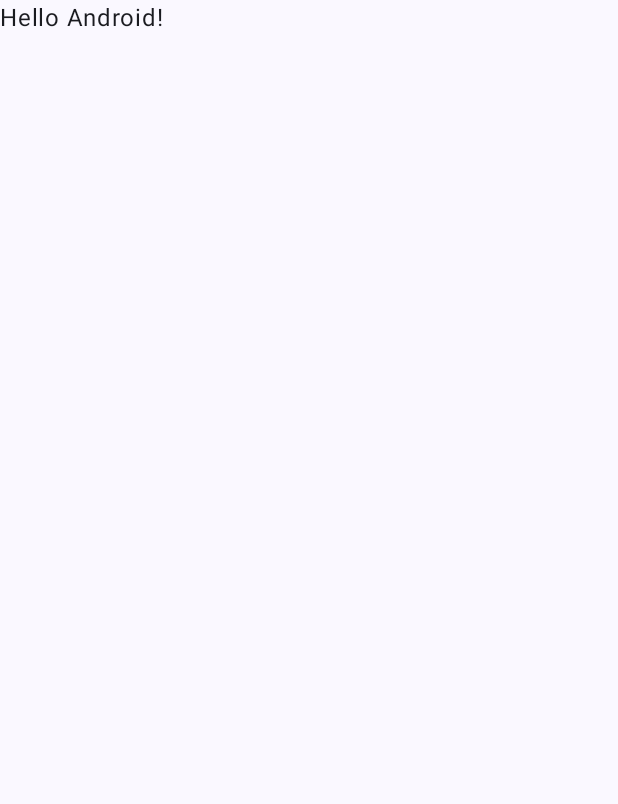
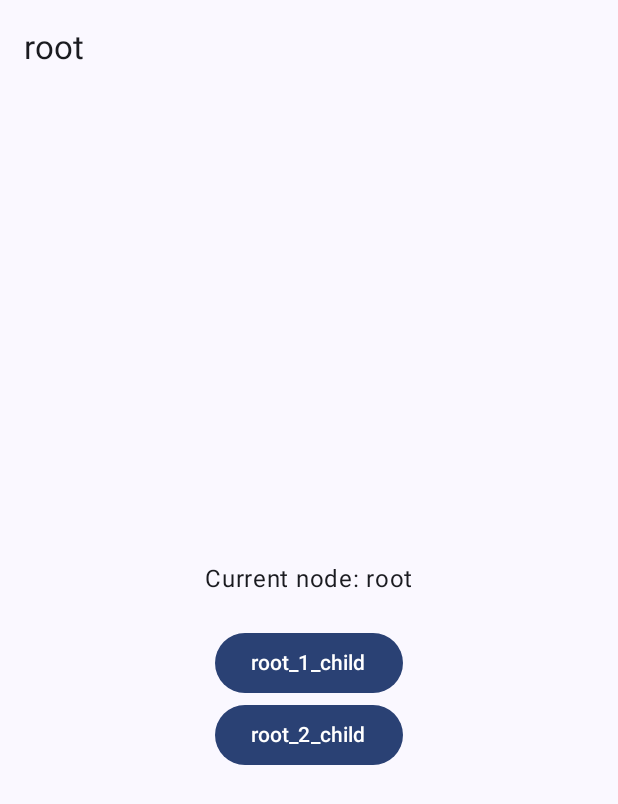
Before and after one commit to Yur4Arkhipov/DeNetTask, an Android app built with Jetpack Compose: the screen it shows after launch (MainActivity), on a phone screen of 412 x 824 dp. Before the commit the part shown is almost empty. Shown: the top 804 px of the screen. Run offline under Robolectric (Android 15) with nearby library versions, the phone set to English and light mode, and no system bars.

Commit message:
complete navigation with Tree Node

```diff
--- a/app/build.gradle.kts
+++ b/app/build.gradle.kts
@@ -2,6 +2,7 @@ plugins {
     alias(libs.plugins.android.application)
     alias(libs.plugins.kotlin.android)
     alias(libs.plugins.kotlin.compose)
+    id("kotlinx-serialization")
 }
 
 android {
@@ -49,11 +50,15 @@ dependencies {
     implementation(libs.androidx.ui.graphics)
     implementation(libs.androidx.ui.tooling.preview)
     implementation(libs.androidx.material3)
+    implementation(libs.androidx.navigation.compose)
+    implementation(libs.kotlinx.serialization.json)
+
     testImplementation(libs.junit)
     androidTestImplementation(libs.androidx.junit)
     androidTestImplementation(libs.androidx.espresso.core)
     androidTestImplementation(platform(libs.androidx.compose.bom))
     androidTestImplementation(libs.androidx.ui.test.junit4)
+
     debugImplementation(libs.androidx.ui.tooling)
     debugImplementation(libs.androidx.ui.test.manifest)
 }
--- a/app/src/main/java/com/example/danettask/MainActivity.kt
+++ b/app/src/main/java/com/example/danettask/MainActivity.kt
@@ -4,13 +4,7 @@ import android.os.Bundle
 import androidx.activity.ComponentActivity
 import androidx.activity.compose.setContent
 import androidx.activity.enableEdgeToEdge
-import androidx.compose.foundation.layout.fillMaxSize
-import androidx.compose.foundation.layout.padding
-import androidx.compose.material3.Scaffold
-import androidx.compose.material3.Text
-import androidx.compose.runtime.Composable
-import androidx.compose.ui.Modifier
-import androidx.compose.ui.tooling.preview.Preview
+import com.example.danettask.ui.Navigation
 import com.example.danettask.ui.theme.DaNetTaskTheme
 
 class MainActivity : ComponentActivity() {
@@ -19,29 +13,10 @@ class MainActivity : ComponentActivity() {
         enableEdgeToEdge()
         setContent {
             DaNetTaskTheme {
-                Scaffold(modifier = Modifier.fillMaxSize()) { innerPadding ->
-                    Greeting(
-                        name = "Android",
-                        modifier = Modifier.padding(innerPadding)
-                    )
-                }
+//                Scaffold(modifier = Modifier.fillMaxSize()) { innerPadding ->
+                Navigation()
+//                }
             }
         }
     }
 }
-
-@Composable
-fun Greeting(name: String, modifier: Modifier = Modifier) {
-    Text(
-        text = "Hello $name!",
-        modifier = modifier
-    )
-}
-
-@Preview(showBackground = true)
-@Composable
-fun GreetingPreview() {
-    DaNetTaskTheme {
-        Greeting("Android")
-    }
-}
--- a/app/src/main/java/tree/TreeNode.kt
+++ b/app/src/main/java/com/example/danettask/data/TreeNode.kt
@@ -1,5 +1,4 @@
-package tree
-
+package com.example.danettask.data
 
 /**
  * Node с названием, детьми и ссылкой на родителя
--- /dev/null
+++ b/app/src/main/java/com/example/danettask/data/TreeRepository.kt
@@ -0,0 +1,35 @@
+package com.example.danettask.data
+
+object TreeRepository {
+    val root: TreeNode<String> = createTree()
+
+    private fun createTree(): TreeNode<String> {
+        val root = TreeNode("root")
+        val root1 = TreeNode("root_1_child")
+        val root2 = TreeNode("root_2_child")
+        val root1FirstChild = TreeNode("1_1")
+        val root1SecondChild = TreeNode("1_2")
+        val root2FirstChild = TreeNode("2_1")
+        val root2SecondChild = TreeNode("2_2")
+
+        root.addChild(root1)
+        root.addChild(root2)
+
+        root1.addChild(root1FirstChild)
+        root1.addChild(root1SecondChild)
+
+        root2.addChild(root2FirstChild)
+        root2.addChild(root2SecondChild)
+
+        return root
+    }
+}
+
+fun TreeNode<String>.findNodeByPath(path: String): TreeNode<String>? {
+    val parts = path.split("/")
+    var current: TreeNode<String>? = this
+    for (part in parts.drop(1)) {
+        current = current?.children?.find { it.name == part }
+    }
+    return current
+}
--- /dev/null
+++ b/app/src/main/java/com/example/danettask/ui/Navigation.kt
@@ -0,0 +1,31 @@
+package com.example.danettask.ui
+
+import androidx.compose.runtime.Composable
+import androidx.navigation.compose.NavHost
+import androidx.navigation.compose.composable
+import androidx.navigation.compose.rememberNavController
+
+@Composable
+fun Navigation() {
+    val navController = rememberNavController()
+
+    NavHost(
+        navController = navController,
+        startDestination = Routes.Tree(),
+    ) {
+        composable<Routes.Tree> { backStackEntry ->
+            val nodePath = backStackEntry.arguments?.getString("nodePath") ?: "root"
+
+            TreeScreen(
+                nodePath = nodePath,
+                onNavigateToChild = { newPath ->
+                    navController.navigate(Routes.Tree(newPath))
+                },
+                onBack = {
+                    navController.popBackStack()
+                }
+            )
+        }
+
+    }
+}
--- /dev/null
+++ b/app/src/main/java/com/example/danettask/ui/TreeScreen.kt
@@ -0,0 +1,76 @@
+package com.example.danettask.ui
+
+import androidx.compose.foundation.layout.Arrangement
+import androidx.compose.foundation.layout.Column
+import androidx.compose.foundation.layout.Spacer
+import androidx.compose.foundation.layout.fillMaxSize
+import androidx.compose.foundation.layout.height
+import androidx.compose.foundation.layout.padding
+import androidx.compose.material3.Button
+import androidx.compose.material3.ExperimentalMaterial3Api
+import androidx.compose.material3.Icon
+import androidx.compose.material3.IconButton
+import androidx.compose.material3.Scaffold
+import androidx.compose.material3.Text
+import androidx.compose.material3.TopAppBar
+import androidx.compose.runtime.Composable
+import androidx.compose.ui.Alignment
+import androidx.compose.ui.Modifier
+import androidx.compose.ui.res.painterResource
+import androidx.compose.ui.unit.dp
+import com.example.danettask.R
+import com.example.danettask.data.TreeRepository
+import com.example.danettask.data.findNodeByPath
+
+@OptIn(ExperimentalMaterial3Api::class)
+@Composable
+fun TreeScreen(
+    nodePath: String,
+    onNavigateToChild: (String) -> Unit,
+    onBack: () -> Unit
+) {
+    val root = TreeRepository.root
+    val currentNode = root.findNodeByPath(nodePath)
+
+    Scaffold(
+      topBar = {
+          TopAppBar(
+              title = { Text(text = currentNode?.name.toString()) },
+              navigationIcon = {
+                  if (nodePath != "root") {
+                      IconButton(
+                          onClick = { onBack() }
+                      ) { Icon(painter = painterResource(R.drawable.sharp_chevron_backward_24), contentDescription = null) }
+                  }
+              }
+          )
+      }
+    ) { innerPadding ->
+        Column(
+            verticalArrangement = Arrangement.Center,
+            horizontalAlignment = Alignment.CenterHorizontally,
+            modifier = Modifier
+                .fillMaxSize()
+                .padding(innerPadding)
+        ) {
+            Text("Current node: ${currentNode?.name}")
+
+            Spacer(Modifier.height(20.dp))
+
+            currentNode?.children?.forEach { child ->
+                Button(
+                    onClick = {
+                        val newPath = "$nodePath/${child.name}"
+                        onNavigateToChild(newPath)
+                    }
+                ) {
+                    Text(text = child.name)
+                }
+            }
+
+            if (currentNode?.children.isNullOrEmpty()) {
+                Text("No children")
+            }
+        }
+    }
+}
--- /dev/null
+++ b/app/src/main/java/com/example/danettask/ui/routes.kt
@@ -0,0 +1,9 @@
+package com.example.danettask.ui
+
+import kotlinx.serialization.Serializable
+
+@Serializable
+sealed class Routes {
+    @Serializable
+    data class Tree(val nodePath: String = "root") : Routes()
+}
--- /dev/null
+++ b/app/src/main/res/drawable/sharp_chevron_backward_24.xml
@@ -0,0 +1,5 @@
+<vector xmlns:android="http://schemas.android.com/apk/res/android" android:autoMirrored="true" android:height="24dp" android:tint="#000000" android:viewportHeight="960" android:viewportWidth="960" android:width="24dp">
+
+    <path android:fillColor="@android:color/white" android:pathData="M560,720L320,480L560,240L616,296L432,480L616,664L560,720Z"/>
+
+</vector>
--- a/build.gradle.kts
+++ b/build.gradle.kts
@@ -3,4 +3,5 @@ plugins {
     alias(libs.plugins.android.application) apply false
     alias(libs.plugins.kotlin.android) apply false
     alias(libs.plugins.kotlin.compose) apply false
+    kotlin("plugin.serialization") version "2.1.20"
 }
--- a/gradle/libs.versions.toml
+++ b/gradle/libs.versions.toml
@@ -8,9 +8,12 @@ espressoCore = "3.6.1"
 lifecycleRuntimeKtx = "2.9.0"
 activityCompose = "1.10.1"
 composeBom = "2024.09.00"
+navigationCompose = "2.9.0"
+kotlinxSerializationJson = "1.8.0"
 
 [libraries]
 androidx-core-ktx = { group = "androidx.core", name = "core-ktx", version.ref = "coreKtx" }
+androidx-navigation-compose = { module = "androidx.navigation:navigation-compose", version.ref = "navigationCompose" }
 junit = { group = "junit", name = "junit", version.ref = "junit" }
 androidx-junit = { group = "androidx.test.ext", name = "junit", version.ref = "junitVersion" }
 androidx-espresso-core = { group = "androidx.test.espresso", name = "espresso-core", version.ref = "espressoCore" }
@@ -24,6 +27,7 @@ androidx-ui-tooling-preview = { group = "androidx.compose.ui", name = "ui-toolin
 androidx-ui-test-manifest = { group = "androidx.compose.ui", name = "ui-test-manifest" }
 androidx-ui-test-junit4 = { group = "androidx.compose.ui", name = "ui-test-junit4" }
 androidx-material3 = { group = "androidx.compose.material3", name = "material3" }
+kotlinx-serialization-json = { module = "org.jetbrains.kotlinx:kotlinx-serialization-json", version.ref = "kotlinxSerializationJson" }
 
 [plugins]
 android-application = { id = "com.android.application", version.ref = "agp" }
```
Also changed, not shown: 1 other file.
